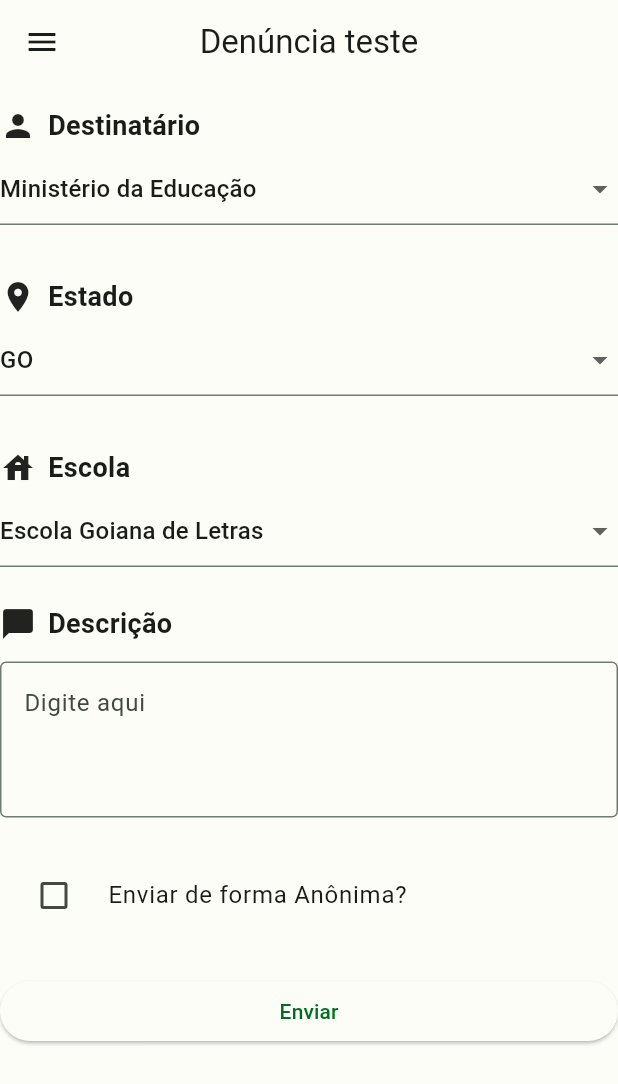
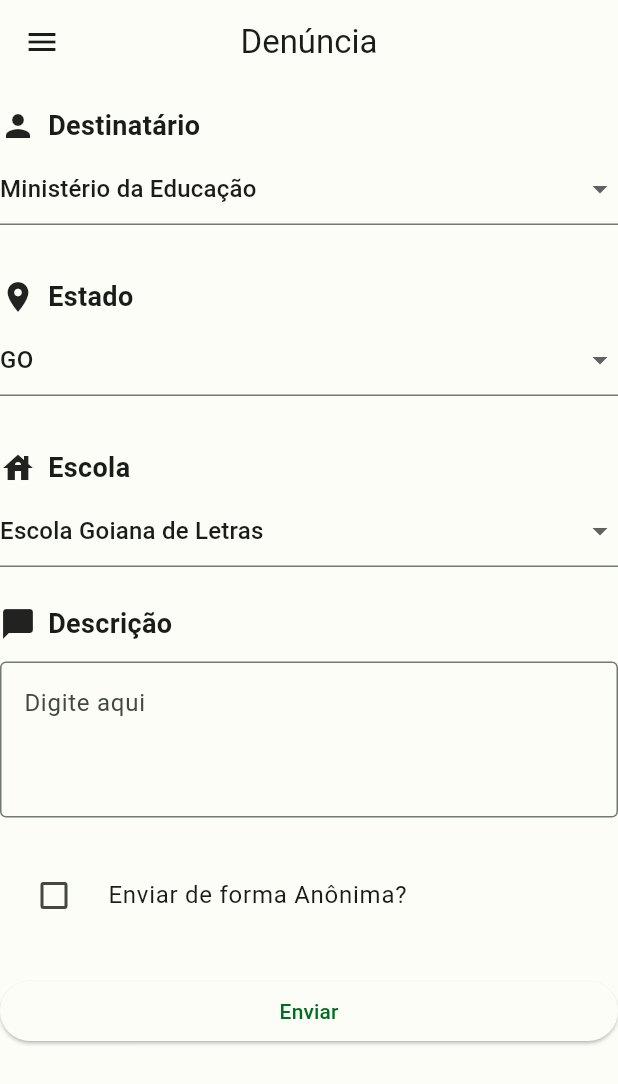
Before and after one commit to breno23augusto/safe_schools_app, a Flutter app: the ComplaintPage screen opened by its route, on a phone screen of 412 x 824 dp. Shown: the top 1084 px of the screen. Run offline on Flutter 3.47's test engine with Material 2 defaults, Android fonts, the phone set to English and light mode, and no system bars; our stand-ins replace flutter_secure_storage; accounts and stored records are empty.

Commit message:
feat: update a complaint module - add var and more things.
Update a complaint page to get value on description and convert a school to a number not a String.

```diff
--- a/lib/src/complaint/complaint_page.dart
+++ b/lib/src/complaint/complaint_page.dart
@@ -3,12 +3,6 @@ import 'package:flutter/widgets.dart';
 import 'package:safe_schools/src/complaint/complaint_repository.dart';
 import 'package:safe_schools/src/complaint/entities/complaint.dart';
 import 'package:safe_schools/src/shared/components/app_scaffold.dart';
-
-/*
-Edições:
-Adicionar value no campo description, não está enviado para o a variavel description o valor
-Campo escola: Converter para int o valor que passar para la e não mais string
-*/
 
 class ComplaintPage extends StatefulWidget {
   const ComplaintPage({super.key});
@@ -21,7 +15,7 @@ class _FormPageState extends State<ComplaintPage> {
   @override
   Widget build(BuildContext context) {
     return AppScaffold(
-      pageTitle: 'Denúncia teste',
+      pageTitle: 'Denúncia',
       child: SignUpComplaint(),
     );
   }
@@ -42,11 +36,10 @@ class _SignUpFormState extends State<SignUpComplaint> {
   int _selectedDestiny = 0;
   int _selectedState = 0;
   String? _selectedSchool;
+  bool _anonymousMode = false;
 
-  String _description = '';
-  String _maritalStatus = 'single';
-
-  bool _anonymousMode = false;
+  //gera Controller para coletar dados da descrição.
+  final description = TextEditingController();
 
 //Mapa da Lista de estados ele compara o valor do estado e as escolas dele
 //e apresenta no formulário escola
@@ -244,6 +237,7 @@ class _SignUpFormState extends State<SignUpComplaint> {
       Container(
         margin: const EdgeInsets.only(top: 12),
         child: TextFormField(
+          controller: description,
           keyboardType: TextInputType.text,
           maxLines: 3,
           decoration: const InputDecoration(
@@ -259,8 +253,10 @@ class _SignUpFormState extends State<SignUpComplaint> {
         ),
       ),
     );
+    // Obtenha o valor do campo descrição
+    String? _description = description.text;
 
-    //Enviar de forma anonima? True = sim (Padrão desabilitado)
+    //Enviar de forma anonima? True = sim (Padrão desabilitado) pode ser substituido por 1 ou 0
     formWidget.add(Container(
       margin: const EdgeInsets.only(top: 24),
       child: CheckboxListTile(
@@ -280,6 +276,15 @@ class _SignUpFormState extends State<SignUpComplaint> {
     void onPressedSubmit() {
       if (_formKey.currentState!.validate()) {
         _formKey.currentState?.save();
+
+        String? position;
+
+        stateSchools.forEach((state, schools) {
+          int index = schools.indexOf(_selectedSchool!);
+          if (index != -1) {
+            _selectedSchool = '${index + 1}';
+          }
+        });
 
         print("Destinatário: " + _selectedDestiny.toString());
         print("Estado: " + _selectedState.toString());
```
